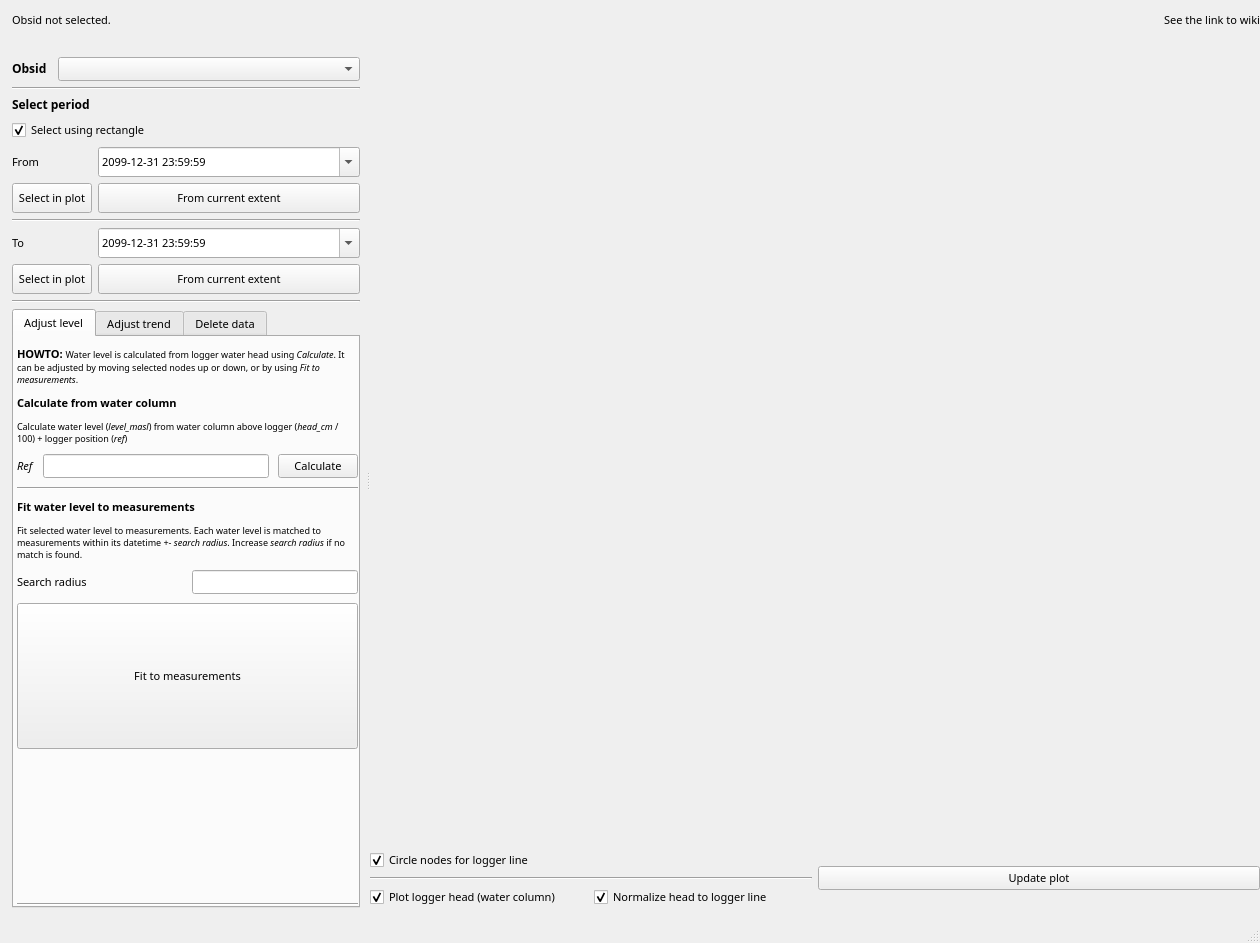
Before: the Qt Designer form ui/calibr_logger_dialog_integrated.ui in jkall/qgis-midvatten-plugin, drawn with Qt 5.
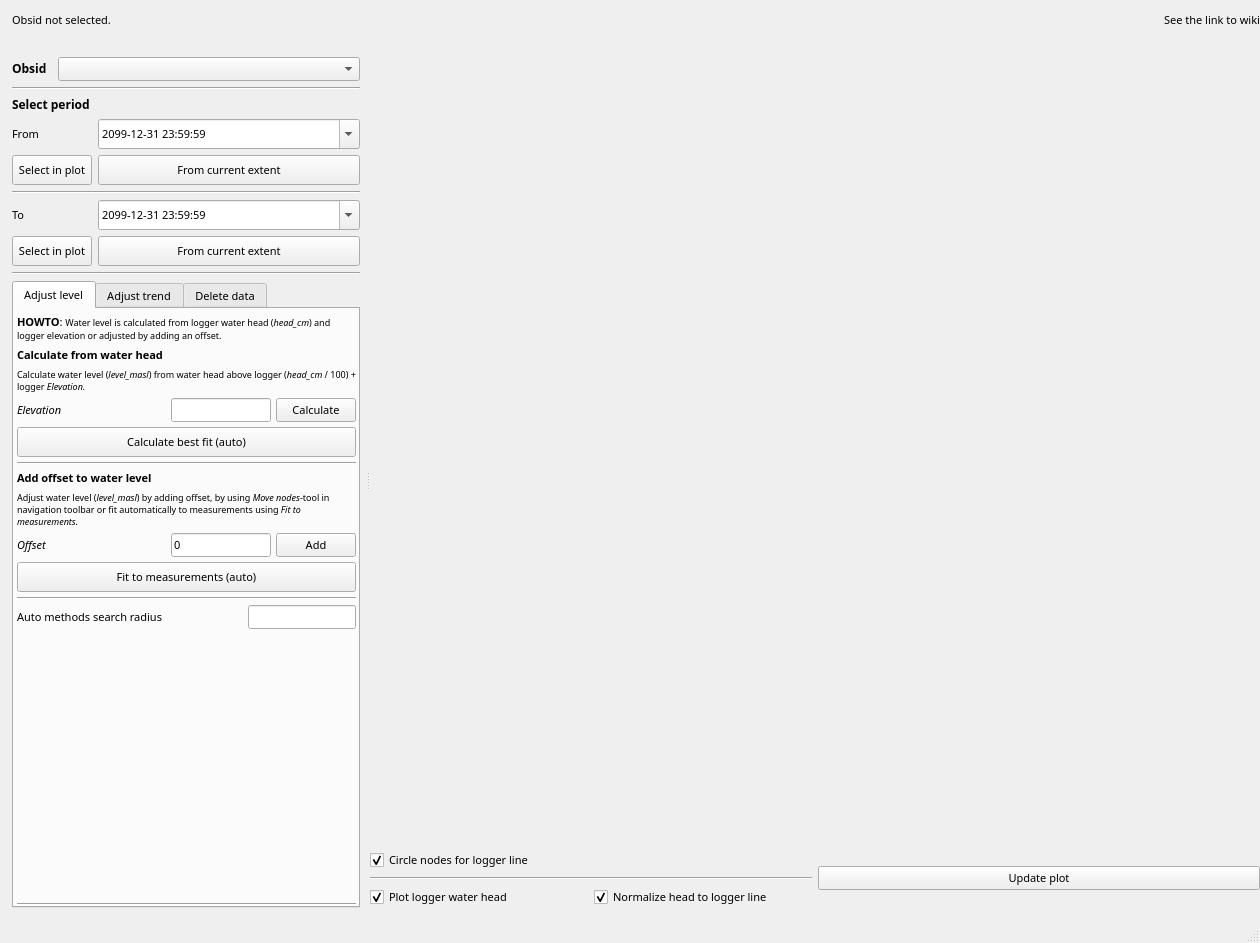
After: the same form once the commit is applied.

Commit message: LoggerEditor: Added the old offset adjustment. Added Move/Select nodes buttons to navigation toolbar.

Diff of the .ui file:
```diff
--- a/ui/calibr_logger_dialog_integrated.ui
+++ b/ui/calibr_logger_dialog_integrated.ui
@@ -307,19 +307,6 @@
           </property>
          </widget>
         </item>
-        <item>
-         <widget class="QCheckBox" name="select_using_rectangle">
-          <property name="toolTip">
-           <string>Select water level nodes in plot using rectangle to calculate From and To date.</string>
-          </property>
-          <property name="text">
-           <string>Select using rectangle</string>
-          </property>
-          <property name="checked">
-           <bool>true</bool>
-          </property>
-         </widget>
-        </item>
         <item>
          <layout class="QGridLayout" name="gridLayout">
           <item row="0" column="0">
@@ -692,13 +679,16 @@
            </attribute>
            <layout class="QVBoxLayout" name="verticalLayout_5">
             <property name="spacing">
-             <number>9</number>
+             <number>5</number>
             </property>
             <property name="leftMargin">
              <number>3</number>
             </property>
+            <property name="topMargin">
+             <number>5</number>
+            </property>
             <property name="rightMargin">
-             <number>0</number>
+             <number>2</number>
             </property>
             <property name="bottomMargin">
              <number>0</number>
@@ -706,7 +696,7 @@
             <item>
              <widget class="QLabel" name="label_10">
               <property name="text">
-               <string>&lt;html&gt;&lt;head/&gt;&lt;body&gt;&lt;p&gt;&lt;span style=&quot; font-weight:600;&quot;&gt;HOWTO: &lt;/span&gt;&lt;span style=&quot; font-size:7pt;&quot;&gt;Water level is calculated from logger water head using &lt;/span&gt;&lt;span style=&quot; font-size:7pt; font-style:italic;&quot;&gt;Calculate&lt;/span&gt;&lt;span style=&quot; font-size:7pt;&quot;&gt;. It can be adjusted by moving selected nodes up or down, or by using&lt;/span&gt;&lt;span style=&quot; font-size:7pt; font-style:italic;&quot;&gt; Fit to measurements&lt;/span&gt;&lt;span style=&quot; font-size:7pt;&quot;&gt;.&lt;/span&gt;&lt;/p&gt;&lt;/body&gt;&lt;/html&gt;</string>
+               <string>&lt;html&gt;&lt;head/&gt;&lt;body&gt;&lt;p&gt;&lt;span style=&quot; font-weight:600;&quot;&gt;HOWTO&lt;/span&gt;: &lt;span style=&quot; font-size:7pt;&quot;&gt;Water level is calculated from logger water head (&lt;/span&gt;&lt;span style=&quot; font-size:7pt; font-style:italic;&quot;&gt;head_cm&lt;/span&gt;&lt;span style=&quot; font-size:7pt;&quot;&gt;) and logger elevation or adjusted by adding an offset.&lt;/span&gt;&lt;/p&gt;&lt;/body&gt;&lt;/html&gt;</string>
               </property>
               <property name="textFormat">
                <enum>Qt::RichText</enum>
@@ -725,19 +715,17 @@
                </font>
               </property>
               <property name="text">
-               <string>Calculate from water column</string>
+               <string>&lt;html&gt;&lt;head/&gt;&lt;body&gt;&lt;p&gt;Calculate from water head&lt;/p&gt;&lt;/body&gt;&lt;/html&gt;</string>
               </property>
              </widget>
             </item>
             <item>
-             <widget class="QLabel" name="label_12">
-              <property name="font">
-               <font>
-                <pointsize>7</pointsize>
-               </font>
+             <widget class="QLabel" name="label_13">
+              <property name="toolTip">
+               <string/>
               </property>
               <property name="text">
-               <string>&lt;html&gt;&lt;head/&gt;&lt;body&gt;&lt;p&gt;Calculate water level (&lt;span style=&quot; font-style:italic;&quot;&gt;level_masl&lt;/span&gt;) from water column above logger (&lt;span style=&quot; font-style:italic;&quot;&gt;head_cm&lt;/span&gt; / 100) + logger position (&lt;span style=&quot; font-style:italic;&quot;&gt;ref&lt;/span&gt;) &lt;/p&gt;&lt;/body&gt;&lt;/html&gt;</string>
+               <string>&lt;html&gt;&lt;head/&gt;&lt;body&gt;&lt;p&gt;&lt;span style=&quot; font-size:7pt;&quot;&gt;Calculate water level (&lt;/span&gt;&lt;span style=&quot; font-size:7pt; font-style:italic;&quot;&gt;level_masl&lt;/span&gt;&lt;span style=&quot; font-size:7pt;&quot;&gt;) from water head above logger (&lt;/span&gt;&lt;span style=&quot; font-size:7pt; font-style:italic;&quot;&gt;head_cm&lt;/span&gt;&lt;span style=&quot; font-size:7pt;&quot;&gt; / 100) + logger &lt;/span&gt;&lt;span style=&quot; font-size:7pt; font-style:italic;&quot;&gt;Elevation.&lt;/span&gt;&lt;/p&gt;&lt;/body&gt;&lt;/html&gt;</string>
               </property>
               <property name="textFormat">
                <enum>Qt::RichText</enum>
@@ -752,7 +740,7 @@
               <item>
                <widget class="QLabel" name="label_7">
                 <property name="sizePolicy">
-                 <sizepolicy hsizetype="Fixed" vsizetype="Fixed">
+                 <sizepolicy hsizetype="MinimumExpanding" vsizetype="Fixed">
                   <horstretch>0</horstretch>
                   <verstretch>0</verstretch>
                  </sizepolicy>
@@ -772,7 +760,7 @@
                  </font>
                 </property>
                 <property name="text">
-                 <string>&lt;html&gt;&lt;head/&gt;&lt;body&gt;&lt;p&gt;&lt;span style=&quot; font-style:italic;&quot;&gt;Ref&lt;/span&gt;&lt;/p&gt;&lt;/body&gt;&lt;/html&gt;</string>
+                 <string>&lt;html&gt;&lt;head/&gt;&lt;body&gt;&lt;p&gt;&lt;span style=&quot; font-style:italic;&quot;&gt;Elevation&lt;/span&gt;&lt;/p&gt;&lt;/body&gt;&lt;/html&gt;</string>
                 </property>
                 <property name="wordWrap">
                  <bool>true</bool>
@@ -793,6 +781,12 @@
                   <height>20</height>
                  </size>
                 </property>
+                <property name="maximumSize">
+                 <size>
+                  <width>100</width>
+                  <height>16777215</height>
+                 </size>
+                </property>
                 <property name="font">
                  <font>
                   <family>Noto Sans</family>
@@ -802,7 +796,10 @@
                  </font>
                 </property>
                 <property name="inputMethodHints">
-                 <set>Qt::ImhPreferNumbers</set>
+                 <set>Qt::ImhFormattedNumbersOnly</set>
+                </property>
+                <property name="text">
+                 <string/>
                 </property>
                </widget>
               </item>
@@ -816,10 +813,16 @@
                 </property>
                 <property name="minimumSize">
                  <size>
-                  <width>40</width>
+                  <width>80</width>
                   <height>20</height>
                  </size>
                 </property>
+                <property name="maximumSize">
+                 <size>
+                  <width>80</width>
+                  <height>16777215</height>
+                 </size>
+                </property>
                 <property name="font">
                  <font>
                   <family>Noto Sans</family>
@@ -835,6 +838,36 @@
               </item>
              </layout>
             </item>
+            <item>
+             <widget class="QPushButton" name="button_auto_calculate">
+              <property name="sizePolicy">
+               <sizepolicy hsizetype="Minimum" vsizetype="Minimum">
+                <horstretch>0</horstretch>
+                <verstretch>0</verstretch>
+               </sizepolicy>
+              </property>
+              <property name="minimumSize">
+               <size>
+                <width>0</width>
+                <height>30</height>
+               </size>
+              </property>
+              <property name="font">
+               <font>
+                <family>Noto Sans</family>
+                <pointsize>8</pointsize>
+                <weight>50</weight>
+                <bold>false</bold>
+               </font>
+              </property>
+              <property name="toolTip">
+               <string>&lt;html&gt;&lt;head/&gt;&lt;body&gt;&lt;p&gt;Fit logger water head within selected period to measurements using mean difference between calculated logger water level and measurements. Each logger water head is matched to measurements within its datetime +- &lt;span style=&quot; font-style:italic;&quot;&gt;search radius&lt;/span&gt;. Increase &lt;span style=&quot; font-style:italic;&quot;&gt;search radius&lt;/span&gt; if no match is found.&lt;/p&gt;&lt;/body&gt;&lt;/html&gt;</string>
+              </property>
+              <property name="text">
+               <string>Calculate best fit (auto)</string>
+              </property>
+             </widget>
+            </item>
             <item>
              <widget class="Line" name="line_2">
               <property name="orientation">
@@ -851,19 +884,17 @@
                </font>
               </property>
               <property name="text">
-               <string>Fit water level to measurements</string>
+               <string>&lt;html&gt;&lt;head/&gt;&lt;body&gt;&lt;p&gt;Add offset to water level&lt;/p&gt;&lt;/body&gt;&lt;/html&gt;</string>
               </property>
              </widget>
             </item>
             <item>
-             <widget class="QLabel" name="label_19">
-              <property name="font">
-               <font>
-                <pointsize>7</pointsize>
-               </font>
+             <widget class="QLabel" name="label_14">
+              <property name="toolTip">
+               <string/>
               </property>
               <property name="text">
-               <string>&lt;html&gt;&lt;head/&gt;&lt;body&gt;&lt;p&gt;Fit selected water level to measurements. Each water level is matched to measurements within its datetime +- &lt;span style=&quot; font-style:italic;&quot;&gt;search radius&lt;/span&gt;. Increase &lt;span style=&quot; font-style:italic;&quot;&gt;search radius&lt;/span&gt; if no match is found.&lt;/p&gt;&lt;/body&gt;&lt;/html&gt;</string>
+               <string>&lt;html&gt;&lt;head/&gt;&lt;body&gt;&lt;p&gt;&lt;span style=&quot; font-size:7pt;&quot;&gt;Adjust water level (&lt;/span&gt;&lt;span style=&quot; font-size:7pt; font-style:italic;&quot;&gt;level_masl&lt;/span&gt;&lt;span style=&quot; font-size:7pt;&quot;&gt;) by adding offset, by using &lt;/span&gt;&lt;span style=&quot; font-size:7pt; font-style:italic;&quot;&gt;Move nodes&lt;/span&gt;&lt;span style=&quot; font-size:7pt;&quot;&gt;-tool in navigation toolbar or fit automatically to measurements using &lt;/span&gt;&lt;span style=&quot; font-size:7pt; font-style:italic;&quot;&gt;Fit to measurements.&lt;/span&gt;&lt;/p&gt;&lt;/body&gt;&lt;/html&gt;</string>
               </property>
               <property name="textFormat">
                <enum>Qt::RichText</enum>
@@ -873,6 +904,146 @@
               </property>
              </widget>
             </item>
+            <item>
+             <layout class="QHBoxLayout" name="horizontalLayout_5">
+              <item>
+               <widget class="QLabel" name="label_12">
+                <property name="sizePolicy">
+                 <sizepolicy hsizetype="MinimumExpanding" vsizetype="Fixed">
+                  <horstretch>0</horstretch>
+                  <verstretch>0</verstretch>
+                 </sizepolicy>
+                </property>
+                <property name="minimumSize">
+                 <size>
+                  <width>0</width>
+                  <height>0</height>
+                 </size>
+                </property>
+                <property name="font">
+                 <font>
+                  <family>Noto Sans</family>
+                  <pointsize>8</pointsize>
+                  <weight>50</weight>
+                  <bold>false</bold>
+                 </font>
+                </property>
+                <property name="text">
+                 <string>&lt;html&gt;&lt;head/&gt;&lt;body&gt;&lt;p&gt;&lt;span style=&quot; font-style:italic;&quot;&gt;Offset&lt;/span&gt;&lt;/p&gt;&lt;/body&gt;&lt;/html&gt;</string>
+                </property>
+                <property name="wordWrap">
+                 <bool>true</bool>
+                </property>
+               </widget>
+              </item>
+              <item>
+               <widget class="QLineEdit" name="offset">
+                <property name="sizePolicy">
+                 <sizepolicy hsizetype="MinimumExpanding" vsizetype="Fixed">
+                  <horstretch>0</horstretch>
+                  <verstretch>0</verstretch>
+                 </sizepolicy>
+                </property>
+                <property name="minimumSize">
+                 <size>
+                  <width>20</width>
+                  <height>20</height>
+                 </size>
+                </property>
+                <property name="maximumSize">
+                 <size>
+                  <width>100</width>
+                  <height>16777215</height>
+                 </size>
+                </property>
+                <property name="font">
+                 <font>
+                  <family>Noto Sans</family>
+                  <pointsize>8</pointsize>
+                  <weight>50</weight>
+                  <bold>false</bold>
+                 </font>
+                </property>
+                <property name="inputMethodHints">
+                 <set>Qt::ImhFormattedNumbersOnly</set>
+                </property>
+                <property name="text">
+                 <string>0</string>
+                </property>
+               </widget>
+              </item>
+              <item>
+               <widget class="QPushButton" name="button_add_offset">
+                <property name="sizePolicy">
+                 <sizepolicy hsizetype="Preferred" vsizetype="Fixed">
+                  <horstretch>0</horstretch>
+                  <verstretch>0</verstretch>
+                 </sizepolicy>
+                </property>
+                <property name="minimumSize">
+                 <size>
+                  <width>80</width>
+                  <height>20</height>
+                 </size>
+                </property>
+                <property name="maximumSize">
+                 <size>
+                  <width>80</width>
+                  <height>16777215</height>
+                 </size>
+                </property>
+                <property name="font">
+                 <font>
+                  <family>Noto Sans</family>
+                  <pointsize>8</pointsize>
+                  <weight>50</weight>
+                  <bold>false</bold>
+                 </font>
+                </property>
+                <property name="text">
+                 <string>Add</string>
+                </property>
+               </widget>
+              </item>
+             </layout>
+            </item>
+            <item>
+             <widget class="QPushButton" name="button_auto_fit">
+              <property name="sizePolicy">
+               <sizepolicy hsizetype="Minimum" vsizetype="Minimum">
+                <horstretch>0</horstretch>
+                <verstretch>0</verstretch>
+               </sizepolicy>
+              </property>
+              <property name="minimumSize">
+               <size>
+                <width>0</width>
+                <height>30</height>
+               </size>
+              </property>
+              <property name="font">
+               <font>
+                <family>Noto Sans</family>
+                <pointsize>8</pointsize>
+                <weight>50</weight>
+                <bold>false</bold>
+               </font>
+              </property>
+              <property name="toolTip">
+               <string>&lt;html&gt;&lt;head/&gt;&lt;body&gt;&lt;p&gt;Fit selected water level to measurements using mean difference between logger water level and measurements. Each water level is matched to measurements within its datetime +- &lt;span style=&quot; font-style:italic;&quot;&gt;search radius&lt;/span&gt;. Increase &lt;span style=&quot; font-style:italic;&quot;&gt;search radius&lt;/span&gt; if no match is found.&lt;/p&gt;&lt;/body&gt;&lt;/html&gt;</string>
+              </property>
+              <property name="text">
+               <string>Fit to measurements (auto)</string>
+              </property>
+             </widget>
+            </item>
+            <item>
+             <widget class="Line" name="line_3">
+              <property name="orientation">
+               <enum>Qt::Horizontal</enum>
+              </property>
+             </widget>
+            </item>
             <item>
              <layout class="QHBoxLayout" name="horizontalLayout_9">
               <item>
@@ -898,21 +1069,21 @@
                  </font>
                 </property>
                 <property name="text">
-                 <string>Search radius</string>
+                 <string>Auto methods search radius</string>
                 </property>
                </widget>
               </item>
               <item>
                <widget class="QLineEdit" name="bestFitSearchRadius">
                 <property name="sizePolicy">
-                 <sizepolicy hsizetype="MinimumExpanding" vsizetype="Preferred">
+                 <sizepolicy hsizetype="Minimum" vsizetype="Preferred">
                   <horstretch>0</horstretch>
                   <verstretch>0</verstretch>
                  </sizepolicy>
                 </property>
                 <property name="minimumSize">
                  <size>
-                  <width>0</width>
+                  <width>20</width>
                   <height>0</height>
                  </size>
                 </property>
@@ -931,33 +1102,6 @@
               </item>
              </layout>
             </item>
-            <item>
-             <widget class="QPushButton" name="pushButtonCalcBestFit2">
-              <property name="sizePolicy">
-               <sizepolicy hsizetype="MinimumExpanding" vsizetype="MinimumExpanding">
-                <horstretch>0</horstretch>
-                <verstretch>0</verstretch>
-               </sizepolicy>
-              </property>
-              <property name="minimumSize">
-               <size>
-                <width>0</width>
-                <height>0</height>
-               </size>
-              </property>
-              <property name="font">
-               <font>
-                <family>Noto Sans</family>
-                <pointsize>8</pointsize>
-                <weight>50</weight>
-                <bold>false</bold>
-               </font>
-              </property>
-              <property name="text">
-               <string>Fit to measurements</string>
-              </property>
-             </widget>
-            </item>
             <item>
              <spacer name="verticalSpacer">
               <property name="orientation">
@@ -1863,7 +2007,7 @@
                <string>Plot the column head_cm.</string>
               </property>
               <property name="text">
-               <string>Plot logger head (water column)</string>
+               <string>Plot logger water head</string>
               </property>
               <property name="checked">
                <bool>true</bool>
```
Left out of the diff: 14 changed lines with no effect on the pictures. The commit also changes 9 other files.
